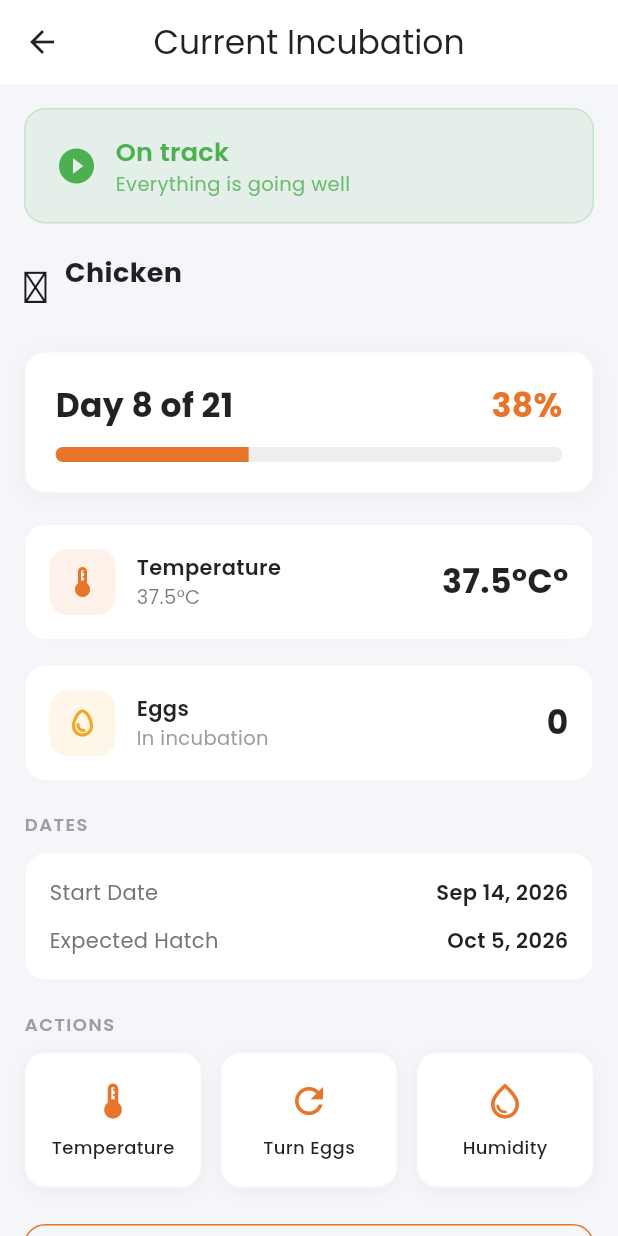
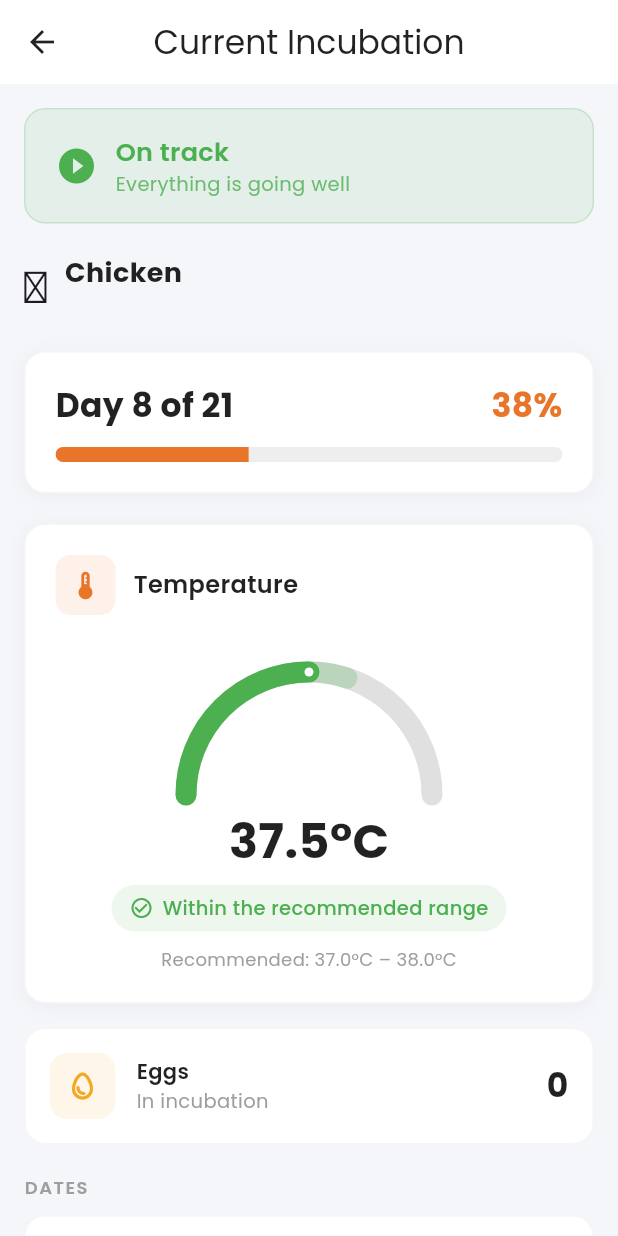
Before and after one commit to charlynaguirre91-lab/egg_incubator_app, a Flutter app: the ActiveIncubationScreen screen opened directly with sample values from the repository, on a phone screen of 412 x 824 dp. Run offline on Flutter 3.47's test engine with Material 3 defaults, Android fonts, the phone set to English and light mode, and no system bars; our stand-ins replace flutter_dotenv, google_fonts, supabase_flutter; accounts and stored records are empty.

Commit message:
Refine SmartHatch UI and incubation features

```diff
--- a/lib/main.dart
+++ b/lib/main.dart
@@ -1,3 +1,4 @@
+import 'dart:math';
 import 'package:flutter/material.dart';
 import 'package:flutter_dotenv/flutter_dotenv.dart';
 import 'package:google_fonts/google_fonts.dart';
@@ -1582,7 +1583,8 @@ class _IncubationChecklistScreenState extends State<IncubationChecklistScreen> {
                             eggQuantity: widget.eggCount,
                             temperature: tempNum,
                           );
-                          if (mounted) {
+                          if (!mounted) return;
+                          if (context.mounted) {
                             Navigator.pushReplacement(
                               context,
                               MaterialPageRoute(
@@ -1595,7 +1597,8 @@ class _IncubationChecklistScreenState extends State<IncubationChecklistScreen> {
                             );
                           }
                         } catch (e) {
-                          if (mounted) {
+                          if (!mounted) return;
+                          if (context.mounted) {
                             ScaffoldMessenger.of(context).showSnackBar(
                               SnackBar(content: Text('Error: $e')),
                             );
@@ -1984,63 +1987,12 @@ class ActiveIncubationScreen extends StatelessWidget {
             ),
             const SizedBox(height: 20),
 
-            // ── TEMPERATURE ──
-            Container(
-              width: double.infinity,
-              padding: const EdgeInsets.all(16),
-              decoration: BoxDecoration(
-                color: Colors.white,
-                borderRadius: BorderRadius.circular(14),
-                border: Border.all(color: Colors.grey.shade100),
-              ),
-              child: Row(
-                children: [
-                  Container(
-                    width: 44,
-                    height: 44,
-                    decoration: BoxDecoration(
-                      color: const Color(0xFFE8752A).withValues(alpha: 0.1),
-                      borderRadius: BorderRadius.circular(12),
-                    ),
-                    child: const Icon(
-                      Icons.thermostat_outlined,
-                      color: Color(0xFFE8752A),
-                      size: 24,
-                    ),
-                  ),
-                  const SizedBox(width: 14),
-                  Expanded(
-                    child: Column(
-                      crossAxisAlignment: CrossAxisAlignment.start,
-                      children: [
-                        const Text(
-                          'Temperature',
-                          style: TextStyle(
-                            fontSize: 14,
-                            fontWeight: FontWeight.w600,
-                            color: Colors.black87,
-                          ),
-                        ),
-                        Text(
-                          species.temperature,
-                          style: const TextStyle(
-                            fontSize: 13,
-                            color: Colors.black54,
-                          ),
-                        ),
-                      ],
-                    ),
-                  ),
-                  Text(
-                    '${species.temperature}\u00B0',
-                    style: const TextStyle(
-                      fontSize: 22,
-                      fontWeight: FontWeight.bold,
-                      color: Colors.black87,
-                    ),
-                  ),
-                ],
-              ),
+            // ── TEMPERATURE GAUGE ──
+            TemperatureGauge(
+              currentTemp: double.tryParse(
+                    species.temperature.replaceAll(RegExp(r'[^0-9.]'), ''),
+                  ) ??
+                  37.5,
             ),
             const SizedBox(height: 16),
 
@@ -2997,6 +2949,254 @@ class SettingsPlaceholderScreen extends StatelessWidget {
             ],
           ),
         ),
+      ),
+    );
+  }
+}
+
+// ══════════════════════════════════════════════
+// TEMPERATURE GAUGE
+// ══════════════════════════════════════════════
+
+class _TemperatureGaugePainter extends CustomPainter {
+  final double normalizedValue; // 0.0 (min) to 1.0 (max)
+
+  _TemperatureGaugePainter({required this.normalizedValue});
+
+  @override
+  void paint(Canvas canvas, Size size) {
+    final center = Offset(size.width / 2, size.height);
+    final radius = size.width / 2 - 8;
+    const startAngle = 3.14159; // π (left)
+    const sweepAngle = 3.14159; // π (half circle)
+    const strokeWidth = 14.0;
+
+    // Background arc (full range)
+    final bgPaint = Paint()
+      ..color = const Color(0xFFE0E0E0)
+      ..style = PaintingStyle.stroke
+      ..strokeWidth = strokeWidth
+      ..strokeCap = StrokeCap.round;
+    canvas.drawArc(
+      Rect.fromCircle(center: center, radius: radius),
+      startAngle,
+      sweepAngle,
+      false,
+      bgPaint,
+    );
+
+    // Ideal range arc (green zone: 37.0–38.0 in a 35–40 range = 40%–60%)
+    final idealStart = 0.4;
+    final idealEnd = 0.6;
+    final idealPaint = Paint()
+      ..color = const Color(0xFF4CAF50).withValues(alpha: 0.25)
+      ..style = PaintingStyle.stroke
+      ..strokeWidth = strokeWidth
+      ..strokeCap = StrokeCap.round;
+    canvas.drawArc(
+      Rect.fromCircle(center: center, radius: radius),
+      startAngle + idealStart * sweepAngle,
+      (idealEnd - idealStart) * sweepAngle,
+      false,
+      idealPaint,
+    );
+
+    // Value arc
+    final clampedValue = normalizedValue.clamp(0.0, 1.0);
+    final valuePaint = Paint()
+      ..color = _getTemperatureColor(clampedValue)
+      ..style = PaintingStyle.stroke
+      ..strokeWidth = strokeWidth
+      ..strokeCap = StrokeCap.round;
+    canvas.drawArc(
+      Rect.fromCircle(center: center, radius: radius),
+      startAngle,
+      clampedValue * sweepAngle,
+      false,
+      valuePaint,
+    );
+
+    // Needle dot
+    final needleAngle = startAngle + clampedValue * sweepAngle;
+    final needleX = center.dx + radius * cos(needleAngle);
+    final needleY = center.dy + radius * sin(needleAngle);
+    final dotPaint = Paint()
+      ..color = _getTemperatureColor(clampedValue)
+      ..style = PaintingStyle.fill;
+    canvas.drawCircle(Offset(needleX, needleY), 6, dotPaint);
+    canvas.drawCircle(
+      Offset(needleX, needleY),
+      3,
+      Paint()..color = Colors.white,
+    );
+  }
+
+  static Color _getTemperatureColor(double normalized) {
+    if (normalized < 0.35) return const Color(0xFF2196F3); // Blue - too low
+    if (normalized > 0.65) return const Color(0xFFFF5722); // Red - too high
+    return const Color(0xFF4CAF50); // Green - ideal
+  }
+
+  @override
+  bool shouldRepaint(covariant _TemperatureGaugePainter oldDelegate) {
+    return oldDelegate.normalizedValue != normalizedValue;
+  }
+}
+
+class TemperatureGauge extends StatelessWidget {
+  final double currentTemp;
+  final double minTemp;
+  final double maxTemp;
+  final double idealMin;
+  final double idealMax;
+
+  const TemperatureGauge({
+    super.key,
+    required this.currentTemp,
+    this.minTemp = 35.0,
+    this.maxTemp = 40.0,
+    this.idealMin = 37.0,
+    this.idealMax = 38.0,
+  });
+
+  String get _statusText {
+    if (currentTemp >= idealMin && currentTemp <= idealMax) {
+      return 'Within the recommended range';
+    } else if (currentTemp < idealMin) {
+      return 'Below recommended range';
+    } else {
+      return 'Above recommended range';
+    }
+  }
+
+  Color get _statusColor {
+    if (currentTemp >= idealMin && currentTemp <= idealMax) {
+      return const Color(0xFF4CAF50);
+    } else if (currentTemp < idealMin) {
+      return const Color(0xFF2196F3);
+    } else {
+      return const Color(0xFFFF5722);
+    }
+  }
+
+  IconData get _statusIcon {
+    if (currentTemp >= idealMin && currentTemp <= idealMax) {
+      return Icons.check_circle_outline;
+    } else if (currentTemp < idealMin) {
+      return Icons.arrow_downward;
+    } else {
+      return Icons.arrow_upward;
+    }
+  }
+
+  @override
+  Widget build(BuildContext context) {
+    final normalized =
+        ((currentTemp - minTemp) / (maxTemp - minTemp)).clamp(0.0, 1.0);
+
+    return Container(
+      width: double.infinity,
+      padding: const EdgeInsets.all(20),
+      decoration: BoxDecoration(
+        color: Colors.white,
+        borderRadius: BorderRadius.circular(14),
+        border: Border.all(color: Colors.grey.shade100),
+        boxShadow: [
+          BoxShadow(
+            color: Colors.black.withValues(alpha: 0.04),
+            blurRadius: 10,
+            offset: const Offset(0, 2),
+          ),
+        ],
+      ),
+      child: Column(
+        children: [
+          // Header row
+          Row(
+            children: [
+              Container(
+                width: 40,
+                height: 40,
+                decoration: BoxDecoration(
+                  color: const Color(0xFFE8752A).withValues(alpha: 0.1),
+                  borderRadius: BorderRadius.circular(10),
+                ),
+                child: const Icon(
+                  Icons.thermostat,
+                  color: Color(0xFFE8752A),
+                  size: 22,
+                ),
+              ),
+              const SizedBox(width: 12),
+              const Expanded(
+                child: Text(
+                  'Temperature',
+                  style: TextStyle(
+                    fontSize: 16,
+                    fontWeight: FontWeight.w600,
+                    color: Colors.black87,
+                  ),
+                ),
+              ),
+            ],
+          ),
+          const SizedBox(height: 20),
+
+          // Gauge
+          SizedBox(
+            width: 180,
+            height: 100,
+            child: CustomPaint(
+              painter: _TemperatureGaugePainter(normalizedValue: normalized),
+            ),
+          ),
+          const SizedBox(height: 8),
+
+          // Temperature value
+          Text(
+            '${currentTemp.toStringAsFixed(1)}\u00B0C',
+            style: const TextStyle(
+              fontSize: 32,
+              fontWeight: FontWeight.bold,
+              color: Colors.black87,
+            ),
+          ),
+          const SizedBox(height: 6),
+
+          // Status
+          Container(
+            padding: const EdgeInsets.symmetric(horizontal: 12, vertical: 6),
+            decoration: BoxDecoration(
+              color: _statusColor.withValues(alpha: 0.1),
+              borderRadius: BorderRadius.circular(20),
+            ),
+            child: Row(
+              mainAxisSize: MainAxisSize.min,
+              children: [
+                Icon(_statusIcon, size: 16, color: _statusColor),
+                const SizedBox(width: 6),
+                Text(
+                  _statusText,
+                  style: TextStyle(
+                    fontSize: 13,
+                    fontWeight: FontWeight.w500,
+                    color: _statusColor,
+                  ),
+                ),
+              ],
+            ),
+          ),
+          const SizedBox(height: 10),
+
+          // Recommended range
+          Text(
+            'Recommended: ${idealMin.toStringAsFixed(1)}\u00B0C – ${idealMax.toStringAsFixed(1)}\u00B0C',
+            style: TextStyle(
+              fontSize: 12,
+              color: Colors.grey.shade500,
+            ),
+          ),
+        ],
       ),
     );
   }
```
